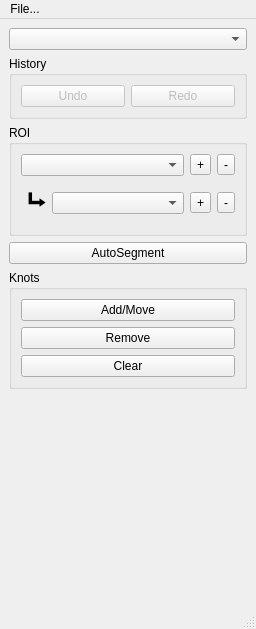
This is ui/toolbox.ui in dafne-imaging/dafne as Qt 5 draws it before an edit. The edited form follows.
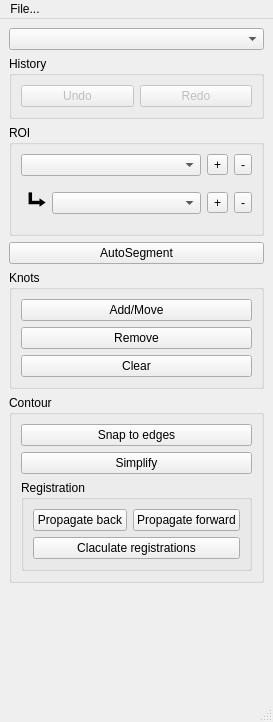
This is the edited form.

```diff
--- a/ui/toolbox.ui
+++ b/ui/toolbox.ui
@@ -6,8 +6,8 @@
    <rect>
     <x>0</x>
     <y>0</y>
-    <width>256</width>
-    <height>629</height>
+    <width>271</width>
+    <height>722</height>
    </rect>
   </property>
   <property name="windowTitle">
@@ -183,6 +183,63 @@
       </layout>
      </widget>
     </item>
+    <item>
+     <widget class="QGroupBox" name="groupBox_2">
+      <property name="title">
+       <string>Contour</string>
+      </property>
+      <layout class="QVBoxLayout" name="verticalLayout_4">
+       <item>
+        <widget class="QPushButton" name="optimizeButton">
+         <property name="text">
+          <string>Snap to edges</string>
+         </property>
+        </widget>
+       </item>
+       <item>
+        <widget class="QPushButton" name="simplifyButton">
+         <property name="text">
+          <string>Simplify</string>
+         </property>
+        </widget>
+       </item>
+       <item>
+        <widget class="QGroupBox" name="registrationGroup">
+         <property name="title">
+          <string>Registration</string>
+         </property>
+         <layout class="QVBoxLayout" name="verticalLayout_5">
+          <item>
+           <layout class="QHBoxLayout" name="horizontalLayout_4">
+            <item>
+             <widget class="QPushButton" name="propagateBackButton">
+              <property name="text">
+               <string>Propagate back</string>
+              </property>
+             </widget>
+            </item>
+            <item>
+             <widget class="QPushButton" name="propagateForwardButton">
+              <property name="text">
+               <string>Propagate forward</string>
+              </property>
+             </widget>
+            </item>
+           </layout>
+          </item>
+          <item>
+           <widget class="QPushButton" name="calcTransformsButton">
+            <property name="text">
+             <string>Claculate registrations</string>
+            </property>
+           </widget>
+          </item>
+         </layout>
+        </widget>
+       </item>
+      </layout>
+     </widget>
+    </item>
     <item>
      <spacer name="verticalSpacer">
       <property name="orientation">
@@ -203,7 +260,7 @@
     <rect>
      <x>0</x>
      <y>0</y>
-     <width>256</width>
+     <width>271</width>
      <height>28</height>
     </rect>
    </property>
```
